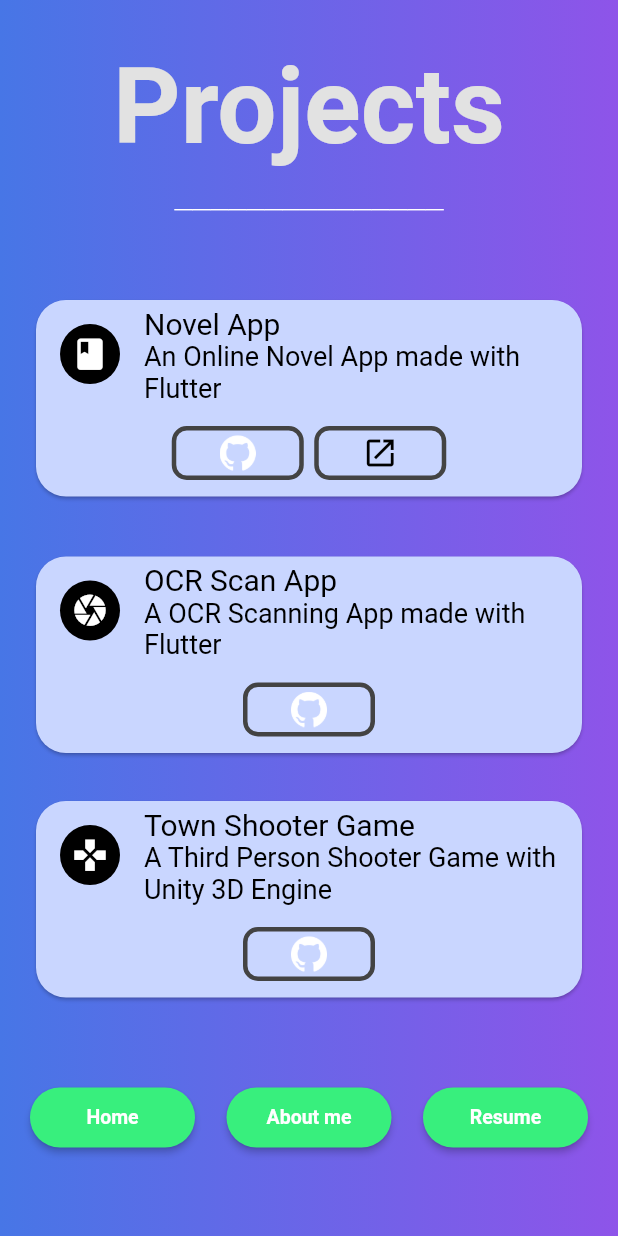
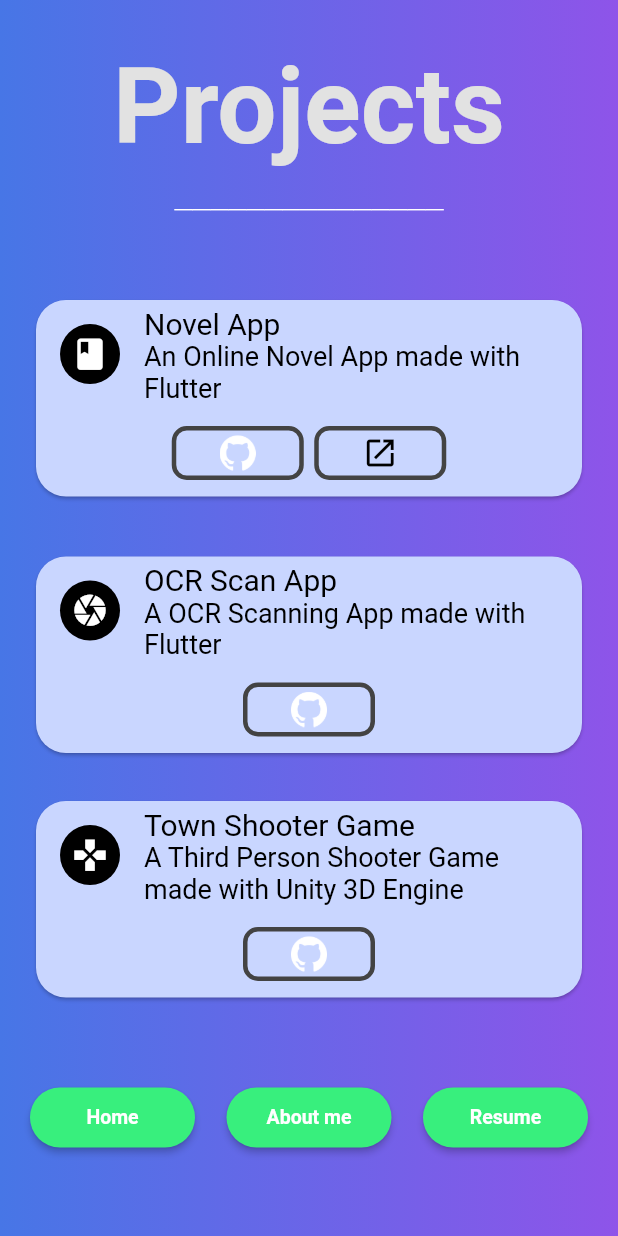
Before and after one commit to SarthakVaswani/_.., a Flutter app: the MProjects screen opened directly, on a phone screen of 412 x 824 dp. Run offline on Flutter 3.47's test engine with Material 2 defaults, Android fonts, the phone set to English and light mode, and no system bars; missing offline and left inert: dart:html; Roboto replaces fonts that are missing (Exo2).

Commit message:
project change name

```diff
--- a/lib/projects.dart
+++ b/lib/projects.dart
@@ -328,7 +328,7 @@ class DProjects extends StatelessWidget {
                                     style: TextStyle(color: Colors.black, fontSize: 20),
                                   ),
                                   subtitle: Text(
-                                    'A Third Person Shooter Game with Unity 3D Engine',
+                                    'A Third Person Shooter Game made with Unity 3D Engine',
                                     style: TextStyle(color: Colors.black, fontSize: 20),
                                   ),
                                 ),
@@ -603,7 +603,7 @@ class MProjects extends StatelessWidget {
                       style: TextStyle(color: Colors.black, fontSize: 20),
                     ),
                     subtitle: Text(
-                      'A Third Person Shooter Game with Unity 3D Engine',
+                      'A Third Person Shooter Game made with Unity 3D Engine',
                       style: TextStyle(color: Colors.black, fontSize: 18),
                     ),
                   ),
```
